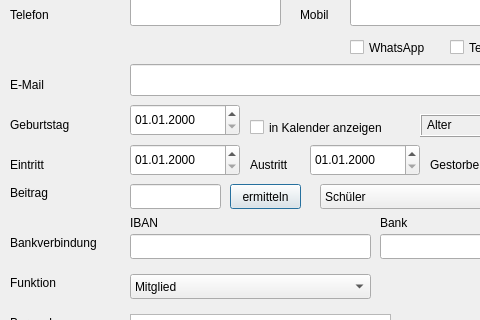
This is mfvv/Mitglied.ui in Stedi65/Modellflugvereinsverwaltung as Qt 5 draws it before an edit; both pictures show x 0 to 480 and y 356 to 676 of the 639 by 786 pixel window. The edited form follows.
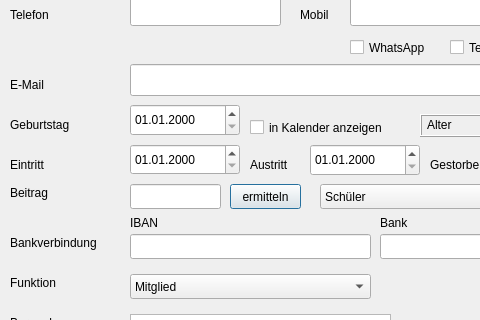
This is the edited form.

Patch:
```diff
--- a/mfvv/Mitglied.ui
+++ b/mfvv/Mitglied.ui
@@ -330,19 +330,6 @@
     <string>Eintritt</string>
    </property>
   </widget>
-  <widget class="QDateEdit" name="dE_eintritt">
-   <property name="geometry">
-    <rect>
-     <x>130</x>
-     <y>500</y>
-     <width>110</width>
-     <height>32</height>
-    </rect>
-   </property>
-   <property name="displayFormat">
-    <string>dd.MM.yyyy</string>
-   </property>
-  </widget>
   <widget class="QLabel" name="label_12">
    <property name="geometry">
     <rect>
@@ -715,6 +702,19 @@
     </rect>
    </property>
   </widget>
+  <widget class="QDateEdit" name="dE_Eintritt">
+   <property name="geometry">
+    <rect>
+     <x>130</x>
+     <y>500</y>
+     <width>110</width>
+     <height>31</height>
+    </rect>
+   </property>
+   <property name="displayFormat">
+    <string>dd.MM.yyyy</string>
+   </property>
+  </widget>
  </widget>
  <resources/>
  <connections/>
```
Left out of the diff: 18 changed lines with no effect on the pictures.
